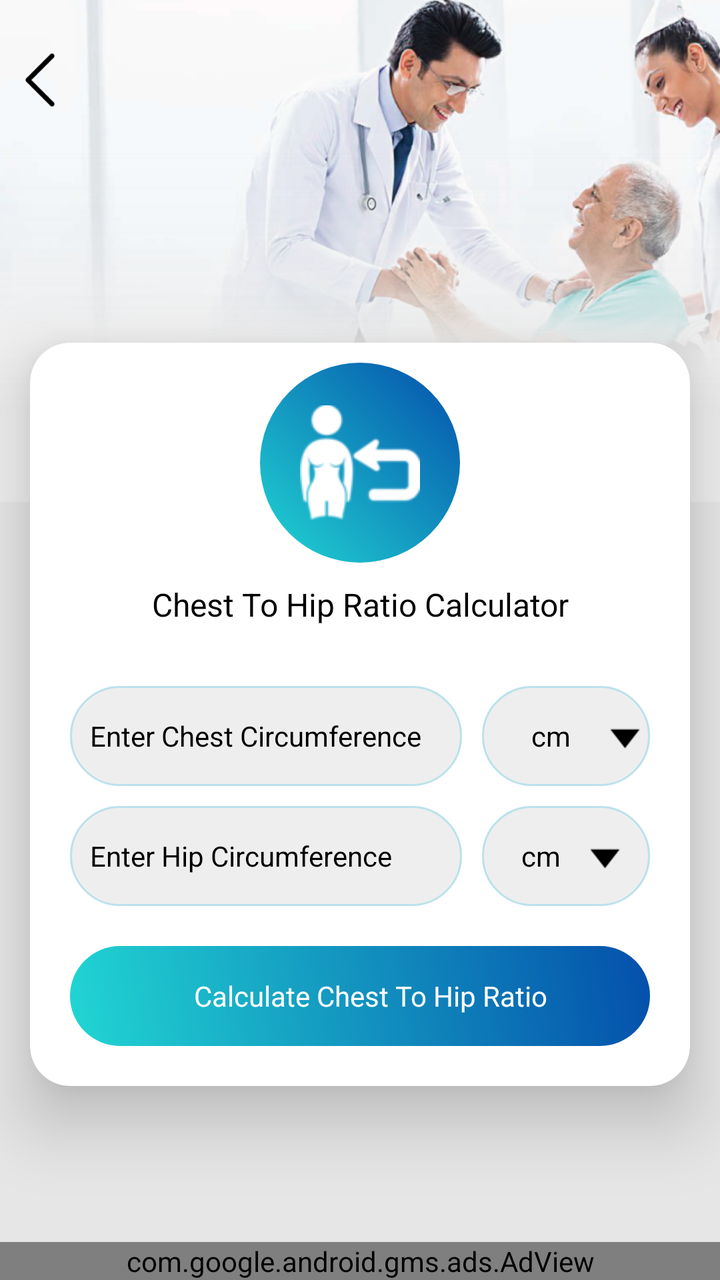
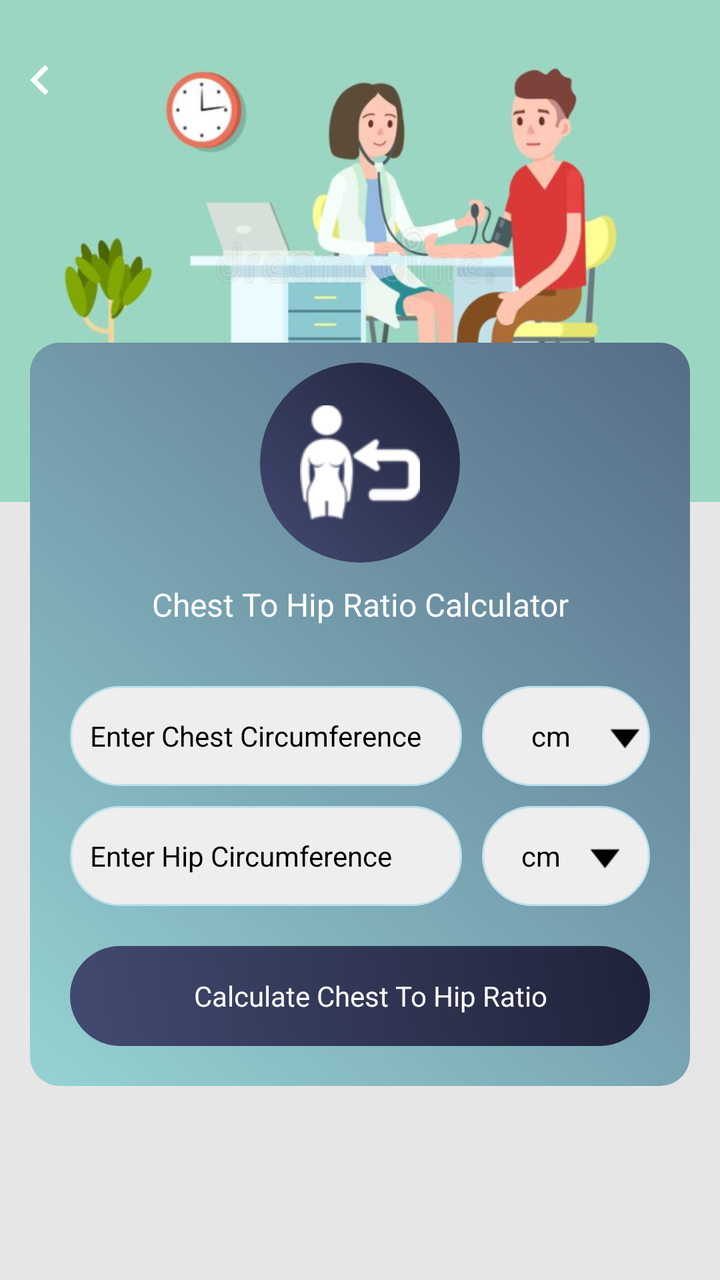

Screens rendered from an Android XML layout before and after an edit, with the pre-edit source and the edit as a unified diff.
<!-- AndroidManifest.xml: application theme AppTheme -->
<!-- res/layout/chest_hip_ratio.xml -->
<?xml version="1.0" encoding="utf-8"?>
<RelativeLayout xmlns:android="http://schemas.android.com/apk/res/android"
    xmlns:aapt="http://schemas.android.com/aapt"
    xmlns:app="http://schemas.android.com/apk/res-auto"
    android:layout_width="match_parent"
    android:layout_height="match_parent"
    android:background="@color/gray_color"
    android:orientation="vertical">


    <RelativeLayout
        android:id="@+id/banner"
        android:layout_width="match_parent"
        android:layout_height="wrap_content"
        android:background="@mipmap/calculator_banner_2">

    </RelativeLayout>
    <ImageView
        android:id="@+id/iv_back"
        android:layout_width="40dp"
        android:layout_height="40dp"
        android:layout_alignParentLeft="true"
        android:layout_alignParentTop="true"
        android:layout_marginTop="20dp"
        android:padding="5dp"
        android:src="@mipmap/left_arrow" />



    <androidx.cardview.widget.CardView
        android:id="@+id/cardviewone"
        android:layout_marginBottom="60dp"
        android:layout_width="match_parent"
        android:layout_height="wrap_content"
        android:layout_marginLeft="@dimen/text_15"
        android:layout_below="@+id/banner"
        android:layout_marginTop="-80dp"
        android:layout_marginRight="@dimen/text_15"
        android:orientation="horizontal"
        app:cardCornerRadius="20dp"
        app:cardElevation="20dip">



    <ScrollView
        android:layout_width="match_parent"
        android:layout_height="wrap_content"
        android:layout_above="@+id/ad_layout"
        android:layout_below="@+id/tv_chest_to_hip">

        <LinearLayout
            android:layout_width="match_parent"
            android:layout_height="wrap_content"
            android:orientation="vertical">


            <RelativeLayout
                android:layout_width="match_parent"
                android:layout_above="@+id/cardviewone"
android:layout_marginTop="10dp"
                android:layout_height="wrap_content">
                <RelativeLayout
                    android:id="@+id/rel12"
                    android:layout_width="100dp"
                    android:layout_centerInParent="true"
                    android:background="@drawable/a3_grad"
                    android:layout_height="100dp">

                    <ImageView
                        android:id="@+id/iv_chest_to_hip"
                        android:layout_width="60dp"
                        android:layout_height="60dp"
                        android:layout_centerHorizontal="true"
                        android:layout_centerInParent="true"
                        android:src="@drawable/img_chest_to_hip_ratio" />
                </RelativeLayout>
            </RelativeLayout>


            <TextView
                android:id="@+id/tv_chest_to_hip"
                android:layout_width="match_parent"
                android:layout_height="wrap_content"
                android:layout_below="@+id/rel12"
                android:textAlignment="center"
                android:layout_centerHorizontal="true"
                android:layout_margin="10dp"
                android:text="@string/chr"
                android:textColor="@color/black"
                android:textSize="@dimen/textsize_16" />
            
            <LinearLayout
                android:id="@+id/ll_bmi"
                android:layout_width="match_parent"
                android:layout_height="wrap_content"
                android:layout_centerInParent="true"
                android:layout_margin="20dp"
                android:orientation="vertical">

                <LinearLayout
                    android:layout_width="match_parent"
                    android:layout_height="wrap_content"
                    android:layout_centerInParent="true"
                    android:orientation="horizontal"
                    android:weightSum="10">

                    <EditText
                        android:id="@+id/et_height"
                        android:layout_width="0dp"
                        android:layout_height="50dp"
                        android:layout_weight="7"
                        android:background="@drawable/corner2"
                        android:hint="@string/enter_chest"
                        android:imeOptions="actionPrevious"
                        android:inputType="numberDecimal"
                        android:paddingLeft="10dp"
                        android:textColor="@color/black"
                        android:textColorHint="@color/black"
                        android:textSize="@dimen/textsize_14" />

                    <TextView
                        android:id="@+id/tv_heightunit"
                        android:layout_width="0dp"
                        android:layout_height="match_parent"
                        android:layout_marginLeft="10dp"
                        android:layout_weight="3"
                        android:background="@drawable/corner2"
                        android:drawableRight="@mipmap/down"
                        android:gravity="center"
                        android:paddingLeft="10dp"
                        android:text="@string/cm"
                        android:textColor="@color/black"
                        android:textColorHint="@color/black"
                        android:textSize="@dimen/textsize_14" />
                </LinearLayout>

                <LinearLayout
                    android:layout_width="match_parent"
                    android:layout_height="wrap_content"
                    android:layout_centerInParent="true"
                    android:layout_marginTop="10dp"
                    android:orientation="horizontal"
                    android:weightSum="10">

                    <EditText
                        android:id="@+id/et_weight"
                        android:layout_width="0dp"
                        android:layout_height="50dp"
                        android:layout_weight="7"
                        android:background="@drawable/corner2"
                        android:hint="@string/enter_hip"
                        android:imeOptions="actionPrevious"
                        android:inputType="numberDecimal"
                        android:paddingLeft="10dp"
                        android:textColor="@color/black"
                        android:textColorHint="@color/black"
                        android:textSize="@dimen/textsize_14" />

                    <TextView
                        android:id="@+id/tv_weightunit"
                        android:layout_width="0dp"
                        android:layout_height="match_parent"
                        android:layout_marginLeft="10dp"
                        android:layout_weight="3"
                        android:background="@drawable/corner2"
                        android:drawableRight="@mipmap/down"
                        android:gravity="center"
                        android:padding="10dp"
                        android:paddingLeft="10dp"
                        android:text="@string/cm"
                        android:textColor="@color/black"
                        android:textColorHint="@color/black"
                        android:textSize="@dimen/textsize_14" />
                </LinearLayout>

                <LinearLayout
                    android:id="@+id/llbodyfat"
                    android:layout_width="match_parent"
                    android:layout_height="50dp"
                    android:layout_marginTop="10dp"
                    android:orientation="horizontal"
                    android:visibility="gone">

                    <TextView
                        android:id="@+id/tv_genderunit"
                        android:layout_width="0dp"
                        android:layout_height="match_parent"
                        android:layout_weight="7"
                        android:background="@drawable/corner2"
                        android:gravity="center"
                        android:inputType="numberDecimal"
                        android:paddingLeft="10dp"
                        android:text="@string/Male"
                        android:textColor="@color/black"
                        android:textColorHint="@color/black"
                        android:textSize="@dimen/textsize_14"
                        android:visibility="gone" />

                    <TextView
                        android:id="@+id/tv_gender"
                        android:layout_width="0dp"
                        android:layout_height="match_parent"
                        android:layout_weight="3"
                        android:background="@drawable/corner2"
                        android:drawableRight="@drawable/down_arrow"
                        android:gravity="center"
                        android:padding="10dp"
                        android:paddingLeft="10dp"
                        android:text="@string/Male"
                        android:textColor="@color/black"
                        android:textColorHint="@color/black"
                        android:textSize="@dimen/textsize_14" />
                </LinearLayout>

                <TextView
                    android:id="@+id/tv_search_whr"
                    android:layout_width="match_parent"
                    android:layout_height="50dp"
                    android:layout_marginTop="20dp"
                    android:background="@drawable/a3_grad"
                    android:gravity="center"
                    android:paddingLeft="10dp"
                    android:text="@string/calculate_chr"
                    android:textColor="@color/white"
                    android:textColorHint="@color/white"
                    android:textSize="@dimen/textsize_14" />
            </LinearLayout>
        </LinearLayout>
    </ScrollView>
    
    </androidx.cardview.widget.CardView>

    <include
        android:id="@+id/ad_layout"
        layout="@layout/native_ad"
        android:layout_width="match_parent"
        android:layout_height="wrap_content"
        android:layout_alignParentLeft="true"
        android:layout_alignParentBottom="true"
        android:layout_gravity="top|center_vertical|center_horizontal|center" />
</RelativeLayout>
<!-- res/layout/native_ad.xml (included above) -->
<?xml version="1.0" encoding="utf-8"?>
<LinearLayout xmlns:android="http://schemas.android.com/apk/res/android"
    xmlns:aapt="http://schemas.android.com/aapt"
    xmlns:app="http://schemas.android.com/apk/res-auto"
    android:layout_width="match_parent"
    android:layout_height="wrap_content"
    android:orientation="vertical">

    <com.google.android.gms.ads.AdView
        android:id="@+id/adView"
        android:layout_width="match_parent"
        android:layout_height="wrap_content"
        android:layout_above="@+id/ll_footer_menu"
        app:adSize="BANNER"
        app:adUnitId="@string/banner_ad" />
</LinearLayout>
<!-- resources referenced by this layout -->
<resources>
  <color name="black">#000000</color>
  <color name="gray_color">#E6E6E6</color>
  <color name="white">#ffffff</color>
  <dimen name="text_15">15sp</dimen>
  <dimen name="textsize_14">14sp</dimen>
  <dimen name="textsize_16">16sp</dimen>
  <!-- drawable a3_grad (drawable) -->
  <?xml version="1.0" encoding="utf-8"?>
  <shape xmlns:android="http://schemas.android.com/apk/res/android">
      <gradient
          android:angle="225"
          android:endColor="#21d6d3"
          android:startColor="#044fab" />
  
      <corners android:radius="200dp"/>
      
  </shape>
  <!-- drawable corner2 (drawable) -->
  <?xml version="1.0" encoding="utf-8"?>
  <shape xmlns:android="http://schemas.android.com/apk/res/android"
      android:shape="rectangle">
  
  
      <stroke
          android:width="1dp"
          android:color="#BBE1EB"/>
  
      <corners android:radius="200dp"/>
  
      <solid
          android:color="#EEEEEE"/>
  
  </shape>
  <!-- drawable down_arrow: png bitmap (drawable, 153 bytes) -->
  <!-- drawable img_chest_to_hip_ratio: png bitmap (drawable, 1857 bytes) -->
  <!-- mipmap calculator_banner_2: png bitmap (mipmap-xhdpi, 230774 bytes) -->
  <!-- mipmap down: png bitmap (mipmap-xhdpi, 325 bytes) -->
  <!-- mipmap left_arrow: png bitmap (mipmap-xhdpi, 499 bytes) -->
  <string name="Male">Male</string>
  <string name="banner_ad">ca-app-pub-3940256099942544/6300978111</string>
  <string name="calculate_chr">Calculate Chest To Hip Ratio</string>
  <string name="chr">Chest To Hip Ratio Calculator</string>
  <string name="cm">cm</string>
  <string name="enter_chest">Enter Chest Circumference</string>
  <string name="enter_hip">Enter Hip Circumference</string>
  <style name="AppTheme" parent="Theme.AppCompat.Light.DarkActionBar">
          
          <item name="colorPrimary">@color/colorPrimary</item>
          <item name="colorPrimaryDark">@color/colorPrimaryDark</item>
          <item name="colorAccent">@color/colorAccent</item>
      </style>
  <color name="colorPrimary">#36D1DC</color>
  <color name="colorPrimaryDark">#044fab</color>
  <color name="colorAccent">#03DAC5</color>
</resources>

<!-- the commit's change to res/layout/chest_hip_ratio.xml (unified diff, before → after) -->
@@ -23,11 +23,11 @@
         android:layout_alignParentTop="true"
         android:layout_marginTop="20dp"
         android:padding="5dp"
-        android:src="@mipmap/left_arrow" />
-
-
-
-    <androidx.cardview.widget.CardView
+        android:src="@drawable/ic_chevron_left_white_24dp" />
+
+
+
+    <LinearLayout
         android:id="@+id/cardviewone"
         android:layout_marginBottom="60dp"
         android:layout_width="match_parent"
@@ -37,7 +37,7 @@
         android:layout_marginTop="-80dp"
         android:layout_marginRight="@dimen/text_15"
         android:orientation="horizontal"
-        app:cardCornerRadius="20dp"
+        android:background="@drawable/a2_grad_black"
         app:cardElevation="20dip">
 
 
@@ -45,7 +45,7 @@
     <ScrollView
         android:layout_width="match_parent"
         android:layout_height="wrap_content"
-        android:layout_above="@+id/ad_layout"
+        android:layout_above="@+id/normal_ad_include"
         android:layout_below="@+id/tv_chest_to_hip">
 
         <LinearLayout
@@ -86,7 +86,7 @@ android:layout_marginTop="10dp"
                 android:layout_centerHorizontal="true"
                 android:layout_margin="10dp"
                 android:text="@string/chr"
-                android:textColor="@color/black"
+                android:textColor="@color/white"
                 android:textSize="@dimen/textsize_16" />
             
             <LinearLayout
@@ -228,31 +228,12 @@ android:layout_marginTop="10dp"
         </LinearLayout>
     </ScrollView>
     
-    </androidx.cardview.widget.CardView>
-
-    <include
-        android:id="@+id/ad_layout"
-        layout="@layout/native_ad"
-        android:layout_width="match_parent"
-        android:layout_height="wrap_content"
-        android:layout_alignParentLeft="true"
-        android:layout_alignParentBottom="true"
-        android:layout_gravity="top|center_vertical|center_horizontal|center" />
+    </LinearLayout>
+
+    <LinearLayout
+        android:id="@+id/normal_ad_include"
+        android:layout_width="match_parent"
+        android:layout_height="wrap_content"
+        android:orientation="vertical"
+        android:layout_alignParentBottom="true"/>
 </RelativeLayout>
-<!-- res/layout/native_ad.xml (included above) -->
-<?xml version="1.0" encoding="utf-8"?>
-<LinearLayout xmlns:android="http://schemas.android.com/apk/res/android"
-    xmlns:aapt="http://schemas.android.com/aapt"
-    xmlns:app="http://schemas.android.com/apk/res-auto"
-    android:layout_width="match_parent"
-    android:layout_height="wrap_content"
-    android:orientation="vertical">
-
-    <com.google.android.gms.ads.AdView
-        android:id="@+id/adView"
-        android:layout_width="match_parent"
-        android:layout_height="wrap_content"
-        android:layout_above="@+id/ll_footer_menu"
-        app:adSize="BANNER"
-        app:adUnitId="@string/banner_ad" />
-</LinearLayout>
<!-- resource entries referenced after the edit -->
@@ -6,16 +6,27 @@
   <dimen name="text_15">15sp</dimen>
   <dimen name="textsize_14">14sp</dimen>
   <dimen name="textsize_16">16sp</dimen>
-  <!-- drawable a3_grad (drawable) -->
+  <!-- drawable a2_grad_black (drawable) -->
   <?xml version="1.0" encoding="utf-8"?>
   <shape xmlns:android="http://schemas.android.com/apk/res/android">
       <gradient
           android:angle="225"
-          android:endColor="#21d6d3"
-          android:startColor="#044fab" />
+          android:endColor="#96D3D3"
+          android:startColor="#566C88" />
   
-      <corners android:radius="200dp"/>
-      
+      <corners android:radius="15dp"/>
+  
+  </shape>
+  <!-- drawable a3_grad (drawable) -->
+  <?xml version="1.0" encoding="utf-8"?>
+  <shape xmlns:android="http://schemas.android.com/apk/res/android">
+  <gradient
+      android:angle="225"
+      android:endColor="#434A71"
+      android:startColor="#1F2339" />
+  
+  <corners android:radius="200dp"/>
+  
   </shape>
   <!-- drawable corner2 (drawable) -->
   <?xml version="1.0" encoding="utf-8"?>
@@ -34,12 +45,16 @@
   
   </shape>
   <!-- drawable down_arrow: png bitmap (drawable, 153 bytes) -->
+  <!-- drawable ic_chevron_left_white_24dp (drawable) -->
+  <vector android:height="24dp" android:tint="#FFFFFF"
+      android:viewportHeight="24" android:viewportWidth="24"
+      android:width="24dp" xmlns:android="http://schemas.android.com/apk/res/android">
+      <path android:fillColor="@android:color/white" android:pathData="M15.41,7.41L14,6l-6,6 6,6 1.41,-1.41L10.83,12z"/>
+  </vector>
   <!-- drawable img_chest_to_hip_ratio: png bitmap (drawable, 1857 bytes) -->
-  <!-- mipmap calculator_banner_2: png bitmap (mipmap-xhdpi, 230774 bytes) -->
+  <!-- mipmap calculator_banner_2: png bitmap (mipmap-xhdpi, 192739 bytes) -->
   <!-- mipmap down: png bitmap (mipmap-xhdpi, 325 bytes) -->
-  <!-- mipmap left_arrow: png bitmap (mipmap-xhdpi, 499 bytes) -->
   <string name="Male">Male</string>
-  <string name="banner_ad">ca-app-pub-3940256099942544/6300978111</string>
   <string name="calculate_chr">Calculate Chest To Hip Ratio</string>
   <string name="chr">Chest To Hip Ratio Calculator</string>
   <string name="cm">cm</string>
@@ -51,8 +66,8 @@
           <item name="colorPrimaryDark">@color/colorPrimaryDark</item>
           <item name="colorAccent">@color/colorAccent</item>
       </style>
-  <color name="colorPrimary">#36D1DC</color>
-  <color name="colorPrimaryDark">#044fab</color>
-  <color name="colorAccent">#03DAC5</color>
+  <color name="colorPrimary">#434A71</color>
+  <color name="colorPrimaryDark">#1F2339</color>
+  <color name="colorAccent">#1F2339</color>
 </resources>
 
